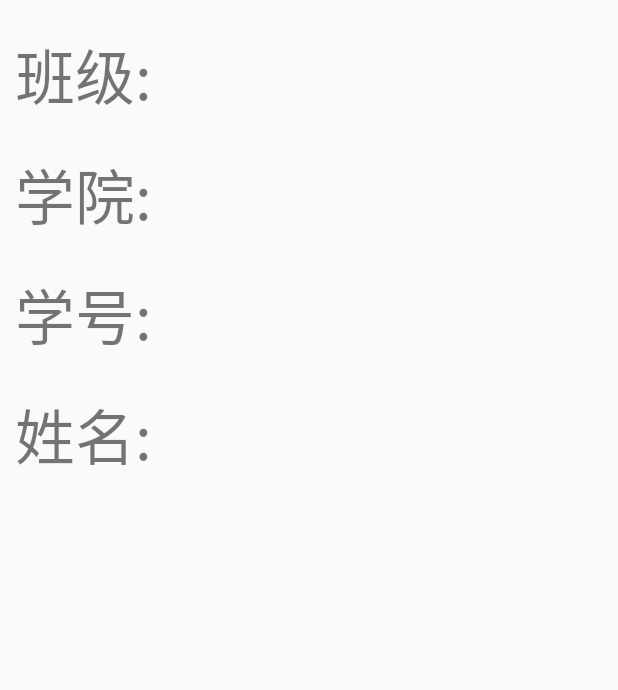
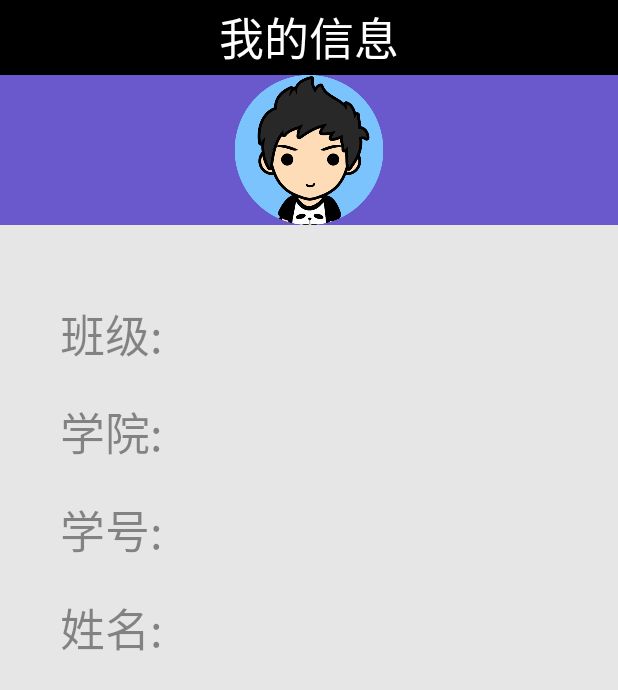
Before and after one commit to HeartOfSwords/ERollCallClient, an Android app: the StudentInfoActivity screen opened directly, with no data from a screen before it, on a phone screen of 412 x 824 dp. Shown: the top 690 px of the screen. Run offline under Robolectric (Android 15) with nearby library versions, the phone set to English and light mode, and no system bars.

Commit message:
beta 1.1

```diff
--- a/eRollCallAndroidClient/app/src/main/res/layout/showstudentinfo.xml
+++ b/eRollCallAndroidClient/app/src/main/res/layout/showstudentinfo.xml
@@ -3,98 +3,153 @@
     android:layout_width="match_parent"
     android:layout_height="match_parent"
     android:orientation="vertical"
+    android:background="#CFCFCF"
     >
-    <!-- @author snowalker -->
+    <!-- @author duanjigui -->
+
+    <!-- 标题·部分  -->
     <LinearLayout
+        android:layout_width="match_parent"
+        android:layout_height="50dp"
+        android:background="#000"
+        android:orientation="horizontal"
+        android:gravity="center"
+        >
+        <TextView
             android:layout_width="wrap_content"
+            android:layout_height="wrap_content"
+            android:text="我的信息"
+            android:textColor="#FFF"
+            android:textSize="30sp"
+            android:layout_gravity="center_vertical|center_horizontal"
+            />
+    </LinearLayout>
+
+    <!-- 头像·部分  -->
+    <LinearLayout
+        android:layout_width="match_parent"
+        android:layout_height="wrap_content"
+        android:background="#6959CD"
+        android:gravity="center"
+        >
+        <ImageView
+            android:layout_width="wrap_content"
+            android:layout_height="100dp"
+            android:src="@drawable/student_logo"
+            />
+    </LinearLayout>
+
+    <LinearLayout
+        android:layout_width="match_parent"
+        android:layout_height="match_parent"
+        android:background="#EDEDED"
+        android:alpha="0.78"
+        android:fontFamily="微软雅黑"
+        >
+        <!-- 内容·部分  -->
+        <LinearLayout
+            android:layout_width="match_parent"
+            android:layout_height="wrap_content"
+            android:orientation="vertical"
+            android:layout_marginTop="30dp"
+            >
+            <LinearLayout
+                android:layout_marginLeft="40dp"
+                android:layout_marginTop="20dp"
+                android:layout_width="match_parent"
                 android:layout_height="wrap_content"
                 android:orientation="horizontal"
                 >
                 <TextView
-            android:layout_marginTop="20dp"
-            android:layout_marginLeft="10dp"
                     android:layout_width="wrap_content"
                     android:layout_height="wrap_content"
                     android:text="班级:"
-            android:textSize="40sp"
+                    android:textSize="30sp"
                     />
                 <TextView
                     android:id="@+id/stu_class"
-            android:layout_marginTop="20dp"
-            android:layout_marginLeft="10dp"
+                    android:layout_marginLeft="20dp"
                     android:layout_width="wrap_content"
                     android:layout_height="wrap_content"
                     android:text="1330"
-            android:textSize="40sp"
+                    android:textColor="#0000CD"
+                    android:textSize="30sp"
                     />
             </LinearLayout>
             <LinearLayout
-        android:layout_width="wrap_content"
+                android:layout_marginLeft="40dp"
+                android:layout_marginTop="20dp"
+                android:layout_width="match_parent"
                 android:layout_height="wrap_content"
                 android:orientation="horizontal"
                 >
                 <TextView
-            android:layout_marginTop="20dp"
-            android:layout_marginLeft="10dp"
                     android:layout_width="wrap_content"
                     android:layout_height="wrap_content"
                     android:text="学院:"
-            android:textSize="40sp"
+                    android:textSize="30sp"
                     />
                 <TextView
                     android:id="@+id/stu_collegr"
-            android:layout_marginTop="20dp"
-            android:layout_marginLeft="10dp"
+                    android:layout_marginLeft="20dp"
                     android:layout_width="wrap_content"
                     android:layout_height="wrap_content"
                     android:text="软件学院"
-            android:textSize="40sp"
+                    android:textColor="#0000CD"
+                    android:textSize="30sp"
                     />
             </LinearLayout>
             <LinearLayout
-        android:layout_width="wrap_content"
+                android:layout_marginLeft="40dp"
+                android:layout_marginTop="20dp"
+                android:layout_width="match_parent"
                 android:layout_height="wrap_content"
                 android:orientation="horizontal"
                 >
                 <TextView
-            android:layout_marginTop="20dp"
-            android:layout_marginLeft="10dp"
                     android:layout_width="wrap_content"
                     android:layout_height="wrap_content"
                     android:text="学号:"
-            android:textSize="40sp"
+                    android:textSize="30sp"
                     />
                 <TextView
                     android:id="@+id/stu_id"
-            android:layout_marginTop="20dp"
-            android:layout_marginLeft="10dp"
+                    android:layout_marginLeft="20dp"
                     android:layout_width="wrap_content"
                     android:layout_height="wrap_content"
                     android:text="2013005533"
-            android:textSize="40sp"
+                    android:textColor="#0000CD"
+                    android:textSize="30sp"
                     />
             </LinearLayout>
             <LinearLayout
-        android:layout_width="wrap_content"
+                android:layout_marginLeft="40dp"
+                android:layout_marginTop="20dp"
+                android:layout_width="match_parent"
                 android:layout_height="wrap_content"
                 android:orientation="horizontal"
                 >
                 <TextView
-            android:layout_marginTop="20dp"
-            android:layout_marginLeft="10dp"
                     android:layout_width="wrap_content"
                     android:layout_height="wrap_content"
                     android:text="姓名:"
-            android:textSize="40sp"
+                    android:textSize="30sp"
                     />
                 <TextView
                     android:id="@+id/stu_name"
-            android:layout_marginTop="20dp"
-            android:layout_marginLeft="10dp"
+                    android:layout_marginLeft="20dp"
                     android:layout_width="wrap_content"
                     android:layout_height="wrap_content"
                     android:text="蓝蓝路"
-            android:textSize="40sp"
+                    android:textColor="#0000CD"
+                    android:textSize="30sp"
                     />
             </LinearLayout>
+
         </LinearLayout>
+
+
+    </LinearLayout>
+
+
+</LinearLayout>
```
Also changed, not shown: eRollCallAndroidClient/app/src/main/res/drawable/student_logo.png (added). Lines whose indentation alone changed are shown as unchanged.
